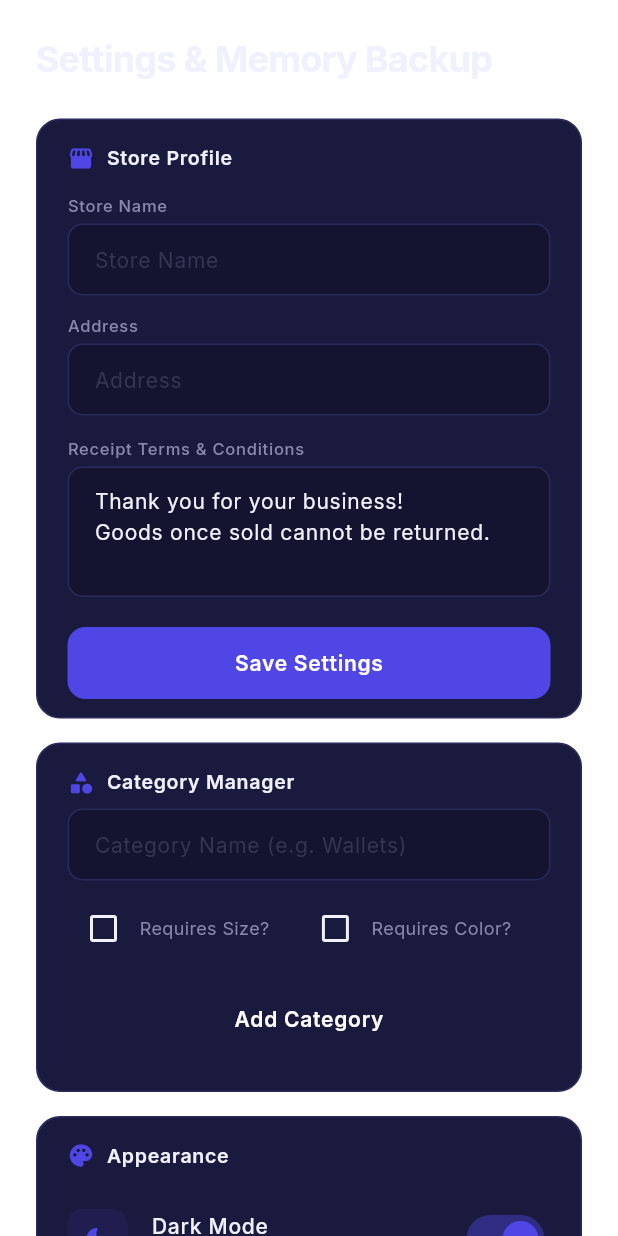
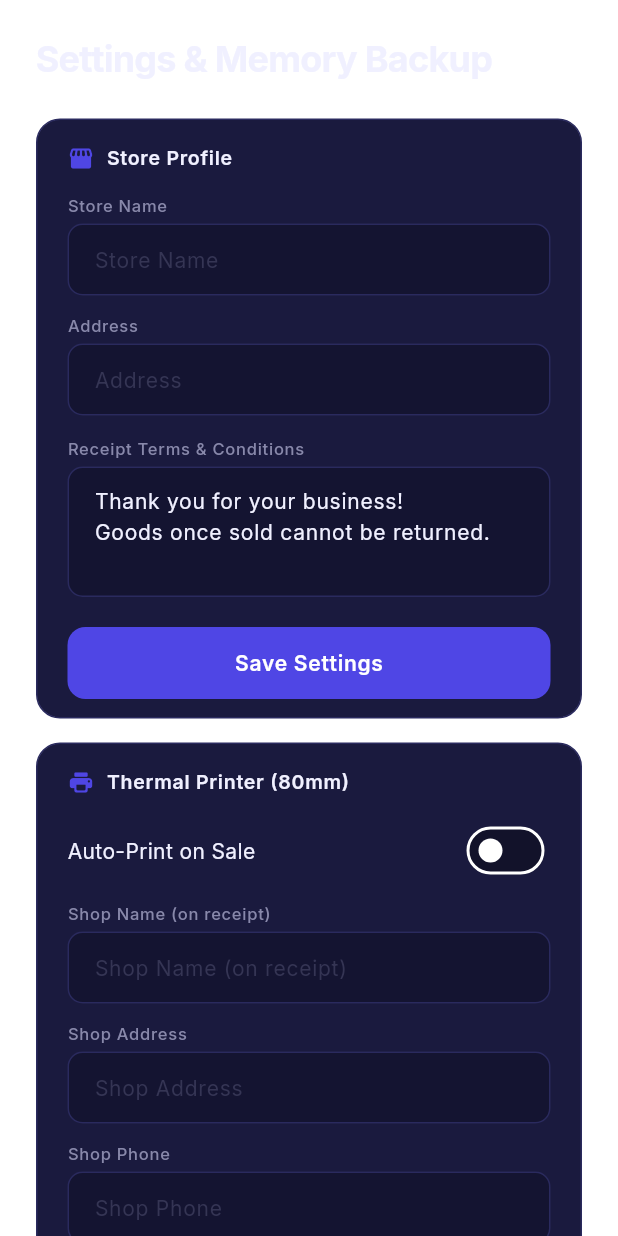
Before and after one commit to MohammedZaheerHussain/Billova_Retail, a Flutter app: the SettingsScreen screen opened directly, on a phone screen of 412 x 824 dp. Run offline on Flutter 3.47's test engine with Material 3 defaults, Android fonts, the phone set to English and light mode, and no system bars; our stand-ins replace fl_chart, flutter_dotenv, google_fonts, shared_preferences, sqflite, supabase_flutter; missing offline and left inert: dart:html, dart:js; accounts and stored records are empty.

Commit message:
Thermal POS Printer: auto-print + settings
- 80mm thermal receipt generator (HTML via dart:js)
- Auto-print on Complete Sale (toggle in Settings)
- Print button in success dialog for manual print
- Settings: shop name, address, phone, logo URL, footer text
- Receipt: items, totals, payment split, pending due
- Invoice numbering: global sequence (never resets)

```diff
--- /dev/null
+++ b/lib/core/utils/receipt_printer.dart
@@ -0,0 +1,128 @@
+// ignore: avoid_web_libraries_in_flutter
+import 'dart:html' as html;
+import 'dart:js' as js;
+import '../../data/models/sale_model.dart';
+import '../../data/local/db_helper.dart';
+import 'formatters.dart';
+
+class ReceiptPrinter {
+  static final _db = DBHelper.instance;
+
+  /// Auto-print receipt after sale completion
+  static Future<void> printReceipt(SaleModel sale, {double cashPaid = 0, double upiPaid = 0}) async {
+    final autoPrint = await _db.getSetting('auto_print') ?? 'false';
+    if (autoPrint != 'true') return;
+    await _doPrint(sale, cashPaid: cashPaid, upiPaid: upiPaid);
+  }
+
+  /// Manual print (always prints)
+  static Future<void> manualPrint(SaleModel sale, {double cashPaid = 0, double upiPaid = 0}) async {
+    await _doPrint(sale, cashPaid: cashPaid, upiPaid: upiPaid);
+  }
+
+  static Future<void> _doPrint(SaleModel sale, {double cashPaid = 0, double upiPaid = 0}) async {
+    final shopName = await _db.getSetting('shop_name') ?? 'SKYWALK STORE';
+    final shopAddress = await _db.getSetting('shop_address') ?? '';
+    final shopPhone = await _db.getSetting('shop_phone') ?? '';
+    final shopLogo = await _db.getSetting('shop_logo') ?? '';
+    final footerText = await _db.getSetting('receipt_footer') ?? 'Thank you! Visit again';
+
+    final receiptHtml = _buildReceiptHtml(
+      sale: sale, shopName: shopName, shopAddress: shopAddress,
+      shopPhone: shopPhone, shopLogo: shopLogo, footerText: footerText,
+      cashPaid: cashPaid, upiPaid: upiPaid,
+    );
+
+    // Use JavaScript to open popup, write, print, close
+    js.context.callMethod('eval', ['''
+      var w = window.open('', '_blank', 'width=320,height=600');
+      if (w) {
+        w.document.write(${_jsEscape(receiptHtml)});
+        w.document.close();
+        setTimeout(function() { w.print(); }, 600);
+        setTimeout(function() { w.close(); }, 2000);
+      }
+    ''']);
+  }
+
+  static String _jsEscape(String html) {
+    final escaped = html
+        .replaceAll('\\', '\\\\')
+        .replaceAll("'", "\\'")
+        .replaceAll('\n', '\\n')
+        .replaceAll('\r', '');
+    return "'$escaped'";
+  }
+
+  static String _buildReceiptHtml({
+    required SaleModel sale,
+    required String shopName,
+    required String shopAddress,
+    required String shopPhone,
+    required String shopLogo,
+    required String footerText,
+    required double cashPaid,
+    required double upiPaid,
+  }) {
+    final date = sale.createdAt;
+    final dateStr = '${date.day.toString().padLeft(2, '0')}/${date.month.toString().padLeft(2, '0')}/${date.year}';
+    final timeStr = '${date.hour.toString().padLeft(2, '0')}:${date.minute.toString().padLeft(2, '0')}';
+    final totalPaid = cashPaid + upiPaid;
+    final pendingDue = (sale.total - totalPaid).clamp(0.0, double.infinity);
+    final discountAmt = sale.discount;
+    final discountPct = sale.discountPercent;
+
+    final itemRows = sale.items.map((item) =>
+      '<tr><td style="text-align:left;padding:2px 0;">${item.name}</td>'
+      '<td style="text-align:center;padding:2px 0;">${item.quantity}</td>'
+      '<td style="text-align:right;padding:2px 0;">${Formatters.currency(item.price * item.quantity)}</td></tr>'
+    ).join('');
+
+    final logoHtml = shopLogo.isNotEmpty
+        ? '<img src="$shopLogo" style="max-width:60px;max-height:60px;margin-bottom:4px;" />'
+        : '';
+
+    final discountRow = discountAmt > 0
+        ? '<tr><td>Discount (${discountPct.toStringAsFixed(discountPct.truncateToDouble() == discountPct ? 0 : 1)}%)</td><td style="text-align:right;">-${Formatters.currency(discountAmt)}</td></tr>'
+        : '';
+
+    final paymentRows = StringBuffer();
+    if (totalPaid > 0) {
+      paymentRows.write('<div class="divider"></div><table>');
+      if (cashPaid > 0) paymentRows.write('<tr><td>Cash Paid</td><td style="text-align:right;">${Formatters.currency(cashPaid)}</td></tr>');
+      if (upiPaid > 0) paymentRows.write('<tr><td>UPI/Card</td><td style="text-align:right;">${Formatters.currency(upiPaid)}</td></tr>');
+      if (pendingDue > 0) paymentRows.write('<tr style="font-weight:bold;"><td>Pending Due</td><td style="text-align:right;">${Formatters.currency(pendingDue)}</td></tr>');
+      paymentRows.write('</table>');
+    }
+
+    return '<!DOCTYPE html><html><head><meta charset="UTF-8"><title>Receipt</title>'
+        '<style>@page{size:80mm auto;margin:0;}@media print{body{margin:0;}}'
+        '*{margin:0;padding:0;box-sizing:border-box;}'
+        'body{font-family:"Courier New",monospace;font-size:12px;width:80mm;padding:8px;color:#000;}'
+        '.center{text-align:center;}.bold{font-weight:bold;}'
+        '.divider{border-top:1px dashed #000;margin:6px 0;}'
+        'table{width:100%;border-collapse:collapse;}'
+        '.shop-name{font-size:16px;font-weight:bold;}'
+        '.total-row{font-size:14px;font-weight:bold;}'
+        '.footer{font-size:10px;margin-top:8px;}'
+        '</style></head><body>'
+        '<div class="center">$logoHtml<div class="shop-name">$shopName</div>'
+        '${shopAddress.isNotEmpty ? "<div>$shopAddress</div>" : ""}'
+        '${shopPhone.isNotEmpty ? "<div>Ph: $shopPhone</div>" : ""}</div>'
+        '<div class="divider"></div>'
+        '<div><div class="bold">${sale.invoiceNumber}</div>'
+        '<div>Date: $dateStr $timeStr</div>'
+        '${sale.customerName.isNotEmpty ? "<div>Customer: ${sale.customerName}</div>" : ""}'
+        '${sale.customerPhone.isNotEmpty ? "<div>Phone: ${sale.customerPhone}</div>" : ""}</div>'
+        '<div class="divider"></div>'
+        '<table><tr style="font-weight:bold;"><td>Item</td><td style="text-align:center;">Qty</td><td style="text-align:right;">Amt</td></tr>$itemRows</table>'
+        '<div class="divider"></div>'
+        '<table><tr><td>Subtotal</td><td style="text-align:right;">${Formatters.currency(sale.subtotal)}</td></tr>'
+        '$discountRow'
+        '<tr class="total-row"><td>TOTAL</td><td style="text-align:right;">${Formatters.currency(sale.total)}</td></tr></table>'
+        '${paymentRows.toString()}'
+        '<div class="divider"></div>'
+        '<div class="center footer"><div>$footerText</div><div>Returns within 7 days with invoice</div></div>'
+        '</body></html>';
+  }
+}
--- a/lib/screens/sales/sales_terminal_screen.dart
+++ b/lib/screens/sales/sales_terminal_screen.dart
@@ -5,6 +5,7 @@ import '../../core/theme/app_colors.dart';
 import '../../core/theme/app_typography.dart';
 import '../../core/utils/formatters.dart';
 import '../../core/utils/whatsapp_helper.dart';
+import '../../core/utils/receipt_printer.dart';
 import '../../core/constants.dart';
 import '../../data/models/item_model.dart';
 import '../../data/models/sale_model.dart';
@@ -138,6 +139,10 @@ class _SalesTerminalScreenState extends State<SalesTerminalScreen> {
         );
       }
 
+      // Capture payment values before clearing
+      final cashPaid = double.tryParse(_cashPaidCtrl.text) ?? 0;
+      final upiPaid = double.tryParse(_upiPaidCtrl.text) ?? 0;
+
       // Clear form
       _customerNameCtrl.clear();
       _customerPhoneCtrl.clear();
@@ -145,12 +150,15 @@ class _SalesTerminalScreenState extends State<SalesTerminalScreen> {
       _cashPaidCtrl.clear();
       _upiPaidCtrl.clear();
 
+      // Auto-print receipt (if enabled in settings)
+      ReceiptPrinter.printReceipt(sale, cashPaid: cashPaid, upiPaid: upiPaid);
+
       // Success feedback
-      _showSuccessDialog(sale);
+      _showSuccessDialog(sale, cashPaid: cashPaid, upiPaid: upiPaid);
     }
   }
 
-  void _showSuccessDialog(SaleModel sale) {
+  void _showSuccessDialog(SaleModel sale, {double cashPaid = 0, double upiPaid = 0}) {
     showDialog(
       context: context,
       builder: (ctx) => AlertDialog(
@@ -215,7 +223,20 @@ class _SalesTerminalScreenState extends State<SalesTerminalScreen> {
                     shape: RoundedRectangleBorder(borderRadius: BorderRadius.circular(10)),
                   ),
                 ),
-                const SizedBox(width: 12),
+                const SizedBox(width: 10),
+                OutlinedButton.icon(
+                  onPressed: () {
+                    ReceiptPrinter.manualPrint(sale, cashPaid: cashPaid, upiPaid: upiPaid);
+                  },
+                  icon: Icon(Icons.print_rounded, size: 18, color: AppColors.accent),
+                  label: const Text('Print'),
+                  style: OutlinedButton.styleFrom(
+                    foregroundColor: AppColors.accent,
+                    side: BorderSide(color: AppColors.accent),
+                    shape: RoundedRectangleBorder(borderRadius: BorderRadius.circular(10)),
+                  ),
+                ),
+                const SizedBox(width: 10),
                 ElevatedButton(
                   onPressed: () => Navigator.pop(ctx),
                   style: ElevatedButton.styleFrom(
--- a/lib/screens/settings/settings_screen.dart
+++ b/lib/screens/settings/settings_screen.dart
@@ -38,6 +38,14 @@ class _SettingsScreenState extends State<SettingsScreen> {
   bool _requiresColor = false;
   List<Map<String, dynamic>> _categories = [];
 
+  // Printer Config
+  final _shopNameCtrl = TextEditingController();
+  final _shopPhoneCtrl = TextEditingController();
+  final _shopAddressCtrl = TextEditingController();
+  final _shopLogoCtrl = TextEditingController();
+  final _receiptFooterCtrl = TextEditingController();
+  bool _autoPrint = false;
+
   @override
   void initState() {
     super.initState();
@@ -51,6 +59,11 @@ class _SettingsScreenState extends State<SettingsScreen> {
     _addressCtrl.dispose();
     _receiptTermsCtrl.dispose();
     _categoryNameCtrl.dispose();
+    _shopNameCtrl.dispose();
+    _shopPhoneCtrl.dispose();
+    _shopAddressCtrl.dispose();
+    _shopLogoCtrl.dispose();
+    _receiptFooterCtrl.dispose();
     super.dispose();
   }
 
@@ -59,6 +72,13 @@ class _SettingsScreenState extends State<SettingsScreen> {
     _storeNameCtrl.text = await db.getSetting('store_name') ?? '';
     _addressCtrl.text = await db.getSetting('store_address') ?? '';
     _receiptTermsCtrl.text = await db.getSetting('receipt_terms') ?? 'Thank you for your business!\nGoods once sold cannot be returned.';
+    // Printer settings
+    _shopNameCtrl.text = await db.getSetting('shop_name') ?? '';
+    _shopPhoneCtrl.text = await db.getSetting('shop_phone') ?? '';
+    _shopAddressCtrl.text = await db.getSetting('shop_address') ?? '';
+    _shopLogoCtrl.text = await db.getSetting('shop_logo') ?? '';
+    _receiptFooterCtrl.text = await db.getSetting('receipt_footer') ?? 'Thank you! Visit again';
+    _autoPrint = (await db.getSetting('auto_print') ?? 'false') == 'true';
     if (mounted) setState(() {});
   }
 
@@ -227,7 +247,62 @@ class _SettingsScreenState extends State<SettingsScreen> {
             ]),
             const SizedBox(height: 16),
 
-            // ─── Category Manager ───
+            // ─── Thermal Printer Config ───
+            _buildSection(isDark, 'Thermal Printer (80mm)', Icons.print_rounded, [
+              Padding(
+                padding: const EdgeInsets.symmetric(horizontal: 20, vertical: 4),
+                child: Row(children: [
+                  Expanded(child: Text('Auto-Print on Sale', style: AppTypography.bodyMedium.copyWith(
+                      color: isDark ? AppColors.textPrimary(context) : AppColors.textPrimaryLight))),
+                  Switch(
+                    value: _autoPrint,
+                    activeColor: AppColors.success,
+                    onChanged: (v) async {
+                      setState(() => _autoPrint = v);
+                      await DBHelper.instance.setSetting('auto_print', v.toString());
+                    },
+                  ),
+                ]),
+              ),
+              _buildTextField('Shop Name (on receipt)', _shopNameCtrl, isDark),
+              _buildTextField('Shop Address', _shopAddressCtrl, isDark),
+              _buildTextField('Shop Phone', _shopPhoneCtrl, isDark),
+              _buildTextField('Logo URL (optional)', _shopLogoCtrl, isDark),
+              _buildTextField('Receipt Footer', _receiptFooterCtrl, isDark),
+              const SizedBox(height: 8),
+              Padding(
+                padding: const EdgeInsets.symmetric(horizontal: 20, vertical: 8),
+                child: SizedBox(
+                  width: double.infinity, height: 48,
+                  child: ElevatedButton.icon(
+                    onPressed: () async {
+                      final db = DBHelper.instance;
+                      await db.setSetting('shop_name', _shopNameCtrl.text.trim());
+                      await db.setSetting('shop_address', _shopAddressCtrl.text.trim());
+                      await db.setSetting('shop_phone', _shopPhoneCtrl.text.trim());
+                      await db.setSetting('shop_logo', _shopLogoCtrl.text.trim());
+                      await db.setSetting('receipt_footer', _receiptFooterCtrl.text.trim());
+                      if (mounted) {
+                        ScaffoldMessenger.of(context).showSnackBar(SnackBar(
+                          content: const Text('Printer settings saved'),
+                          backgroundColor: AppColors.success,
+                          behavior: SnackBarBehavior.floating,
+                          shape: RoundedRectangleBorder(borderRadius: BorderRadius.circular(10)),
+                        ));
+                      }
+                    },
+                    icon: const Icon(Icons.save_rounded, size: 18),
+                    label: Text('Save Printer Settings', style: AppTypography.button.copyWith(color: Colors.white)),
+                    style: ElevatedButton.styleFrom(
+                      backgroundColor: AppColors.accent,
+                      foregroundColor: Colors.white,
+                      shape: RoundedRectangleBorder(borderRadius: BorderRadius.circular(12)),
+                    ),
+                  ),
+                ),
+              ),
+            ]),
+            const SizedBox(height: 16),
             _buildSection(isDark, 'Category Manager', Icons.category_rounded, [
               Padding(
                 padding: const EdgeInsets.symmetric(horizontal: 20),
```
Also changed, not shown: lib/data/local/db_helper.dart (+5 -14 lines), 4 other files.
